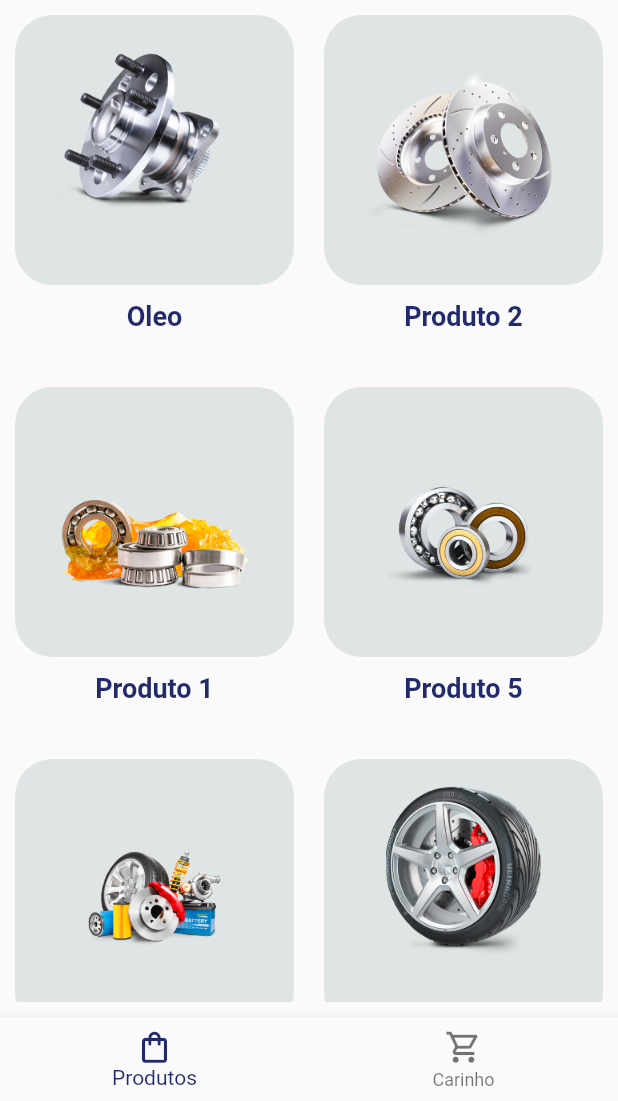
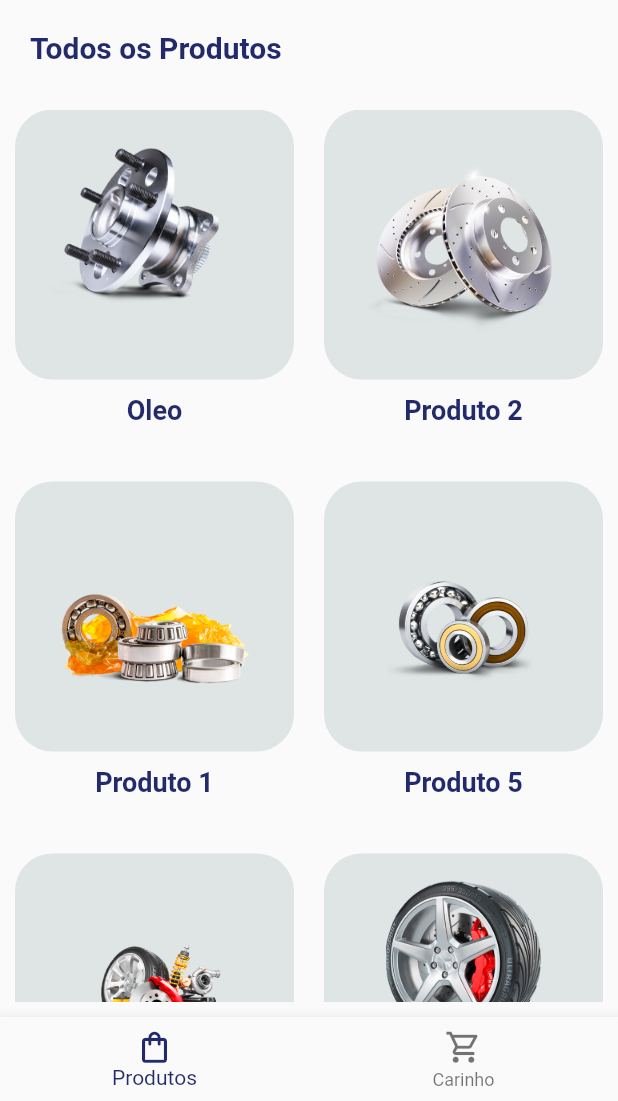
Before and after one commit to marinoricardo/ecommerce_app_flutter, a Flutter app: the screen it shows after launch, on a phone screen of 412 x 824 dp, the part 135-1236 px from its top. Run offline on Flutter 3.47's test engine with Material 2 defaults, Android fonts, the phone set to English and light mode, and no system bars.

Commit message:
detalhes do produto

```diff
--- a/lib/pages/detalhes_produto.dart
+++ b/lib/pages/detalhes_produto.dart
@@ -25,8 +25,11 @@ class _DetalhesProdutoState extends State<DetalhesProduto> {
         children: [
           Container(
             decoration: BoxDecoration(
-              borderRadius: BorderRadius.all(Radius.circular(15)),
-              color: Color.fromARGB(255, 223, 228, 228),
+              borderRadius: BorderRadius.only(
+                bottomLeft: Radius.circular(50),
+                bottomRight: Radius.circular(50),
+              ),
+              color: Color.fromARGB(255, 228, 228, 223),
             ),
             height: 320,
             width: MediaQuery.of(context).size.width,
--- a/lib/pages/home_page.dart
+++ b/lib/pages/home_page.dart
@@ -1,5 +1,6 @@
 // ignore_for_file: prefer_const_constructors, prefer_const_literals_to_create_immutables
 
+import 'package:ecommerce_app_flutter/pages/produtos_page.dart';
 import 'package:ecommerce_app_flutter/views/carinho.dart';
 import 'package:ecommerce_app_flutter/views/produtos.dart';
 import 'package:flutter/material.dart';
@@ -47,26 +48,7 @@ class _HomePageState extends State<HomePage> {
       ),
       body: PageView(
         controller: _pageController,
-        children: [
-          Expanded(
-              child: Padding(
-            padding: const EdgeInsets.symmetric(horizontal: 10, vertical: 10),
-            child: GridView.builder(
-              gridDelegate: SliverGridDelegateWithFixedCrossAxisCount(
-                crossAxisCount: 2,
-                childAspectRatio: 0.75,
-                // mainAxisSpacing: 20,
-                crossAxisSpacing: 20,
-              ),
-              itemCount: produtos.length,
-              itemBuilder: (context, index) => Produtos(
-                produto: produtos[index],
-                press: () {},
-              ),
-            ),
-          )),
-          Carinho()
-        ],
+        children: [ProdutosPage(), Carinho()],
       ),
       // floatingActionButton: FloatingActionButton(
       //   onPressed: () {},
--- /dev/null
+++ b/lib/pages/produtos_page.dart
@@ -0,0 +1,70 @@
+// ignore_for_file: prefer_const_constructors, prefer_const_literals_to_create_immutables
+
+import 'package:ecommerce_app_flutter/pages/home_page.dart';
+import 'package:ecommerce_app_flutter/views/produtos.dart';
+import 'package:flutter/material.dart';
+
+class ProdutosPage extends StatelessWidget {
+  // const ProdutosPage({Key? key}) : super(key: key);
+
+  final List<Produto> produtos = [
+    Produto(name: "Oleo", price: "144", image: 'images/produto1.png'),
+    Produto(name: "Produto 2", price: "944", image: 'images/produto.png'),
+    Produto(name: "Produto 1", price: "1244", image: 'images/produto3.png'),
+    Produto(name: "Produto 5", price: "1204", image: 'images/produto4.png'),
+    Produto(name: "Produto 1", price: "1244", image: 'images/produto5.png'),
+    Produto(name: "Produto 10", price: "9244", image: 'images/produto6.png'),
+  ];
+  @override
+  Widget build(BuildContext context) {
+    return Scaffold(
+      body: Column(
+        children: [
+          Padding(
+            padding: const EdgeInsets.all(20.0),
+            child: Row(
+              mainAxisAlignment: MainAxisAlignment.spaceBetween,
+              children: [
+                Text(
+                  'Todos os Produtos',
+                  style: TextStyle(
+                    fontSize: 20,
+                    fontWeight: FontWeight.bold,
+                    color: Color.fromARGB(235, 16, 24, 95),
+                  ),
+                ),
+                // Icon(Icons.search)
+              ],
+            ),
+          ),
+          // Padding(
+          //   padding: const EdgeInsets.symmetric(horizontal: 10, vertical: 10),
+          //   child: TextField(
+          //     decoration: InputDecoration(
+          //       hintText: 'Pesquise o seu produto..',
+          //       suffixIcon: Icon(Icons.search),
+          //     ),
+          //   ),
+          // ),
+          Expanded(
+              child: Padding(
+            padding: const EdgeInsets.symmetric(horizontal: 10, vertical: 10),
+            child: GridView.builder(
+              gridDelegate: SliverGridDelegateWithFixedCrossAxisCount(
+                crossAxisCount: 2,
+                childAspectRatio: 0.75,
+                // mainAxisSpacing: 20,
+                crossAxisSpacing: 20,
+              ),
+              itemCount: produtos.length,
+              itemBuilder: (context, index) => Produtos(
+                produto: produtos[index],
+                press: () {},
+              ),
+            ),
+          )),
+        ],
+      ),
+    );
+  }
+}
```
